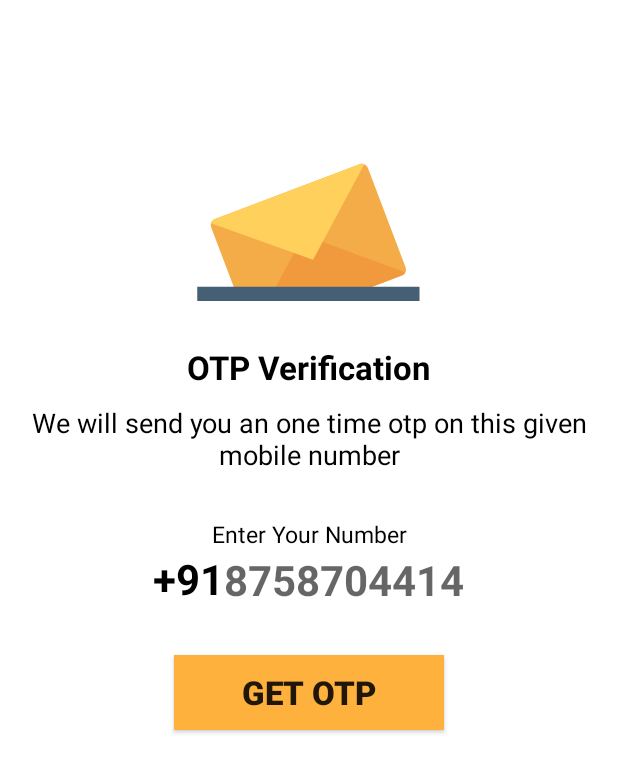
After one commit to abhishekpatel214/Contractor_Samuday, an Android app: the activity_otp screen opened directly, with no data from a screen before it, on a phone screen of 412 x 824 dp. The commit adds this screen. Shown: the top 773 px of the screen. Run offline under Robolectric (Android 15) with nearby library versions, the phone set to English and light mode, and no system bars.

Commit message:
otp page design done

```diff
--- a/app/src/main/AndroidManifest.xml
+++ b/app/src/main/AndroidManifest.xml
@@ -12,6 +12,15 @@
         android:theme="@style/Theme.Contractorसमुदाय"
         tools:targetApi="31">
         <activity
+            android:name=".activity_otp"
+            android:exported="true">
+            <intent-filter>
+                <action android:name="android.intent.action.MAIN" />
+
+                <category android:name="android.intent.category.LAUNCHER" />
+            </intent-filter>
+        </activity>
+        <activity
             android:name=".MainActivity"
             android:exported="true">
             <intent-filter>
--- /dev/null
+++ b/app/src/main/java/com/example/contractor/activity_otp.java
@@ -0,0 +1,14 @@
+package com.example.contractor;
+
+import androidx.appcompat.app.AppCompatActivity;
+
+import android.os.Bundle;
+
+public class activity_otp extends AppCompatActivity {
+
+    @Override
+    protected void onCreate(Bundle savedInstanceState) {
+        super.onCreate(savedInstanceState);
+        setContentView(R.layout.activity_otp);
+    }
+}
--- /dev/null
+++ b/app/src/main/res/drawable/getotpbutton.xml
@@ -0,0 +1,7 @@
+<?xml version="1.0" encoding="utf-8"?>
+<selector xmlns:android="http://schemas.android.com/apk/res/android" android:shape="rectangle">
+
+    <solid android:color="#ffc107"/>
+        <ccorners android:radius="8dp"/>
+
+</selector>
--- /dev/null
+++ b/app/src/main/res/layout/activity_otp.xml
@@ -0,0 +1,89 @@
+<?xml version="1.0" encoding="utf-8"?>
+<LinearLayout
+    xmlns:android="http://schemas.android.com/apk/res/android"
+    xmlns:app="http://schemas.android.com/apk/res-auto"
+    xmlns:tools="http://schemas.android.com/tools"
+    android:layout_width="match_parent"
+    android:layout_height="match_parent"
+    android:orientation="vertical"
+    android:background="@color/white"
+    android:gravity="center_horizontal"
+    tools:context=".activity_otp">
+
+
+    <ImageView
+        android:layout_width="150dp"
+        android:layout_height="150dp"
+        android:src="@drawable/smssend"
+        android:layout_marginTop="80dp"/>
+
+    <TextView
+        android:layout_width="170dp"
+        android:layout_height="wrap_content"
+        android:text="OTP Verification"
+        android:textAlignment="center"
+        android:textSize="22sp"
+        android:textStyle="bold"
+        android:textColor="@color/black"
+        />
+
+    <TextView
+        android:layout_width="match_parent"
+        android:layout_height="wrap_content"
+        android:text="@string/otptext"
+        android:layout_marginTop="10dp"
+        android:textAlignment="center"
+        android:textColor="@color/black"
+        android:textSize="18sp"/>
+
+    <TextView
+        android:layout_width="match_parent"
+        android:layout_height="wrap_content"
+        android:layout_marginTop="30dp"
+        android:text="Enter Your Number"
+        android:textAlignment="center"
+        android:textColor="@color/black"
+        android:textSize="15sp"
+       />
+
+    <LinearLayout
+        android:layout_width="match_parent"
+        android:layout_height="wrap_content"
+        android:layout_marginStart="60dp"
+        android:layout_marginEnd="60dp"
+        android:gravity="center"
+        android:orientation="horizontal" >
+
+    <TextView
+        android:layout_width="wrap_content"
+        android:layout_height="40dp"
+        android:layout_gravity="center"
+        android:text="+91"
+        android:textColor="@color/black"
+        android:textSize="28dp"
+        android:textStyle="bold"/>
+
+        <EditText
+            android:layout_width="wrap_content"
+            android:layout_height="40dp"
+            android:background="@android:color/transparent"
+            android:hint="8758704414"
+            android:maxLength="10"
+            android:textColor="@color/black"
+            android:textStyle="bold"
+            android:textSize="28sp"
+            android:importantForAutofill="auto"
+            android:inputType="phone"/>
+
+    </LinearLayout>
+
+    <androidx.appcompat.widget.AppCompatButton
+        android:layout_marginTop="30dp"
+        android:layout_width="180dp"
+        android:layout_height="50dp"
+        android:text="GET OTP"
+        android:textSize="22sp"
+        android:textStyle="bold"
+        android:background="#FFB13E"/>
+
+</LinearLayout>
--- a/app/src/main/res/values/strings.xml
+++ b/app/src/main/res/values/strings.xml
@@ -1,3 +1,4 @@
 <resources>
     <string name="app_name">Contractor समुदाय</string>
+    <string name="otptext">We will send you an one time otp on this given mobile number</string>
 </resources>
```
